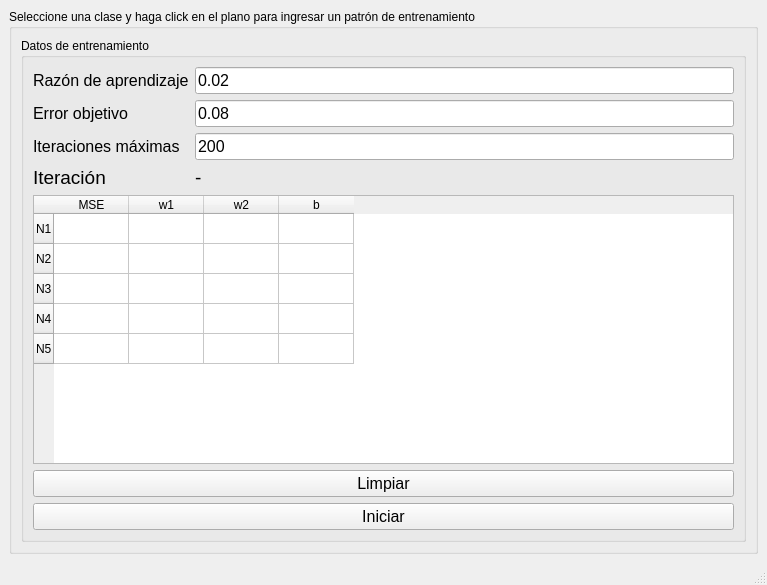
Old version of the form RedNeuronalMulticapa/mainwindow.ui in the repository FFahrenheit/PracticasIA.
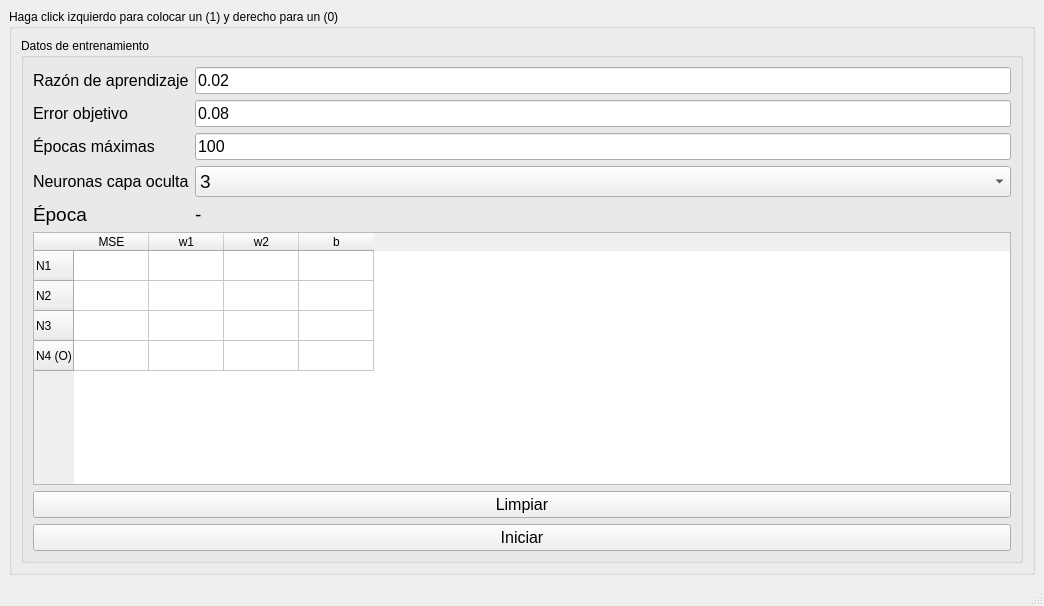
New version of the form.

Patch:
```diff
--- a/RedNeuronalMulticapa/mainwindow.ui
+++ b/RedNeuronalMulticapa/mainwindow.ui
@@ -6,8 +6,8 @@
    <rect>
     <x>0</x>
     <y>0</y>
-    <width>767</width>
-    <height>585</height>
+    <width>1044</width>
+    <height>606</height>
    </rect>
   </property>
   <property name="windowTitle">
@@ -18,7 +18,7 @@
     <item row="0" column="0">
      <widget class="QGroupBox" name="groupBox">
       <property name="title">
-       <string>Seleccione una clase y haga click en el plano para ingresar un patrón de entrenamiento</string>
+       <string>Haga click izquierdo para colocar un (1) y derecho para un (0)</string>
       </property>
       <layout class="QGridLayout" name="gridLayout">
        <item row="0" column="0">
@@ -42,7 +42,7 @@
             </property>
            </widget>
           </item>
-          <item row="3" column="2">
+          <item row="4" column="2">
            <widget class="QLabel" name="iteration_label">
             <property name="font">
              <font>
@@ -54,7 +54,7 @@
             </property>
            </widget>
           </item>
-          <item row="8" column="1" colspan="2">
+          <item row="9" column="1" colspan="2">
            <widget class="QPushButton" name="begin_button">
             <property name="font">
              <font>
@@ -66,7 +66,7 @@
             </property>
            </widget>
           </item>
-          <item row="4" column="1" colspan="2">
+          <item row="5" column="1" colspan="2">
            <widget class="QTableWidget" name="result_table">
             <property name="editTriggers">
              <set>QAbstractItemView::NoEditTriggers</set>
@@ -103,12 +103,7 @@
             </row>
             <row>
              <property name="text">
-              <string>N4</string>
-             </property>
-            </row>
-            <row>
-             <property name="text">
-              <string>N5</string>
+              <string>N4 (O)</string>
              </property>
             </row>
             <column>
@@ -206,26 +201,6 @@
               <string/>
              </property>
             </item>
-            <item row="4" column="0">
-             <property name="text">
-              <string/>
-             </property>
-            </item>
-            <item row="4" column="1">
-             <property name="text">
-              <string/>
-             </property>
-            </item>
-            <item row="4" column="2">
-             <property name="text">
-              <string/>
-             </property>
-            </item>
-            <item row="4" column="3">
-             <property name="text">
-              <string/>
-             </property>
-            </item>
            </widget>
           </item>
           <item row="2" column="2">
@@ -236,7 +211,7 @@
              </font>
             </property>
             <property name="text">
-             <string>200</string>
+             <string>100</string>
             </property>
            </widget>
           </item>
@@ -284,11 +259,11 @@
              </font>
             </property>
             <property name="text">
-             <string>Iteraciones máximas</string>
+             <string>Épocas máximas</string>
             </property>
            </widget>
           </item>
-          <item row="7" column="1" colspan="2">
+          <item row="8" column="1" colspan="2">
            <widget class="QPushButton" name="clear_button">
             <property name="font">
              <font>
@@ -300,7 +275,7 @@
             </property>
            </widget>
           </item>
-          <item row="3" column="1">
+          <item row="4" column="1">
            <widget class="QLabel" name="label_5">
             <property name="font">
              <font>
@@ -308,10 +283,56 @@
              </font>
             </property>
             <property name="text">
-             <string>Iteración</string>
+             <string>Época</string>
             </property>
            </widget>
           </item>
+          <item row="3" column="1">
+           <widget class="QLabel" name="label_2">
+            <property name="font">
+             <font>
+              <pointsize>12</pointsize>
+             </font>
+            </property>
+            <property name="text">
+             <string>Neuronas capa oculta</string>
+            </property>
+           </widget>
+          </item>
+          <item row="3" column="2">
+           <widget class="QComboBox" name="n_neurons">
+            <property name="font">
+             <font>
+              <pointsize>14</pointsize>
+             </font>
+            </property>
+            <item>
+             <property name="text">
+              <string>3</string>
+             </property>
+            </item>
+            <item>
+             <property name="text">
+              <string>4</string>
+             </property>
+            </item>
+            <item>
+             <property name="text">
+              <string>5</string>
+             </property>
+            </item>
+            <item>
+             <property name="text">
+              <string>6</string>
+             </property>
+            </item>
+            <item>
+             <property name="text">
+              <string>7</string>
+             </property>
+            </item>
+           </widget>
+          </item>
          </layout>
         </widget>
        </item>
```
Left out of the diff: 2 changed lines with no effect on the pictures.
